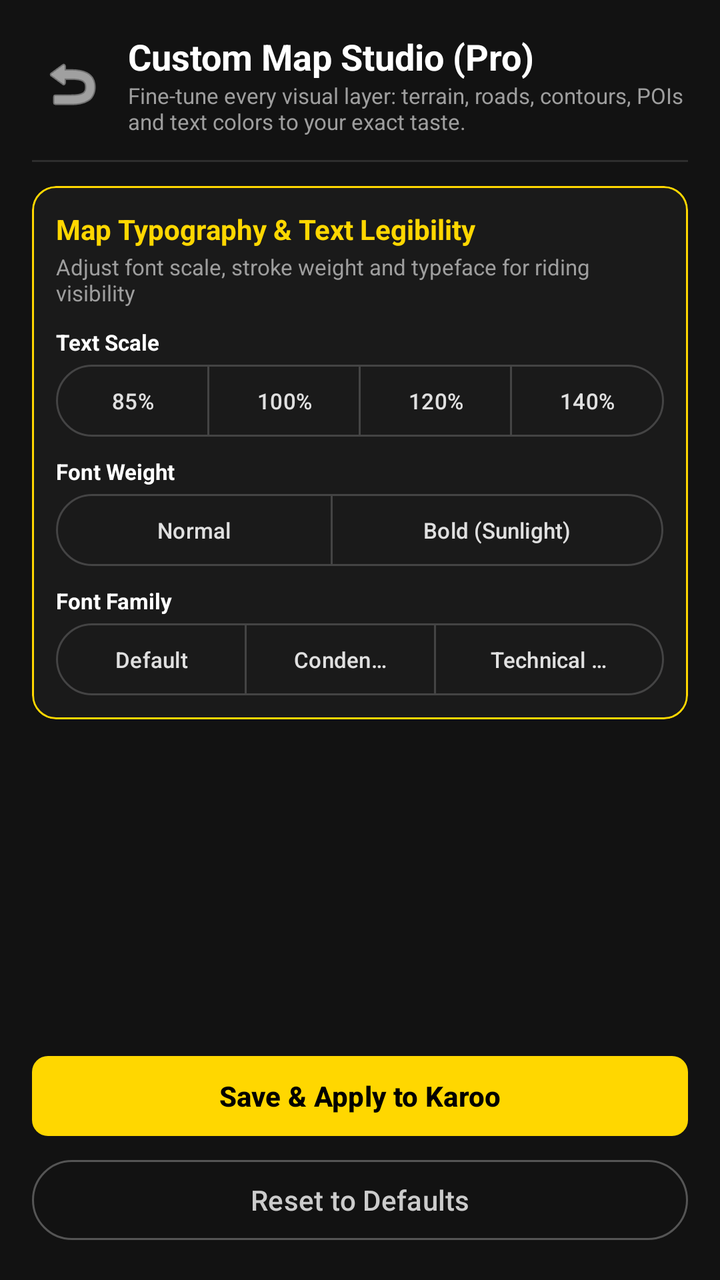
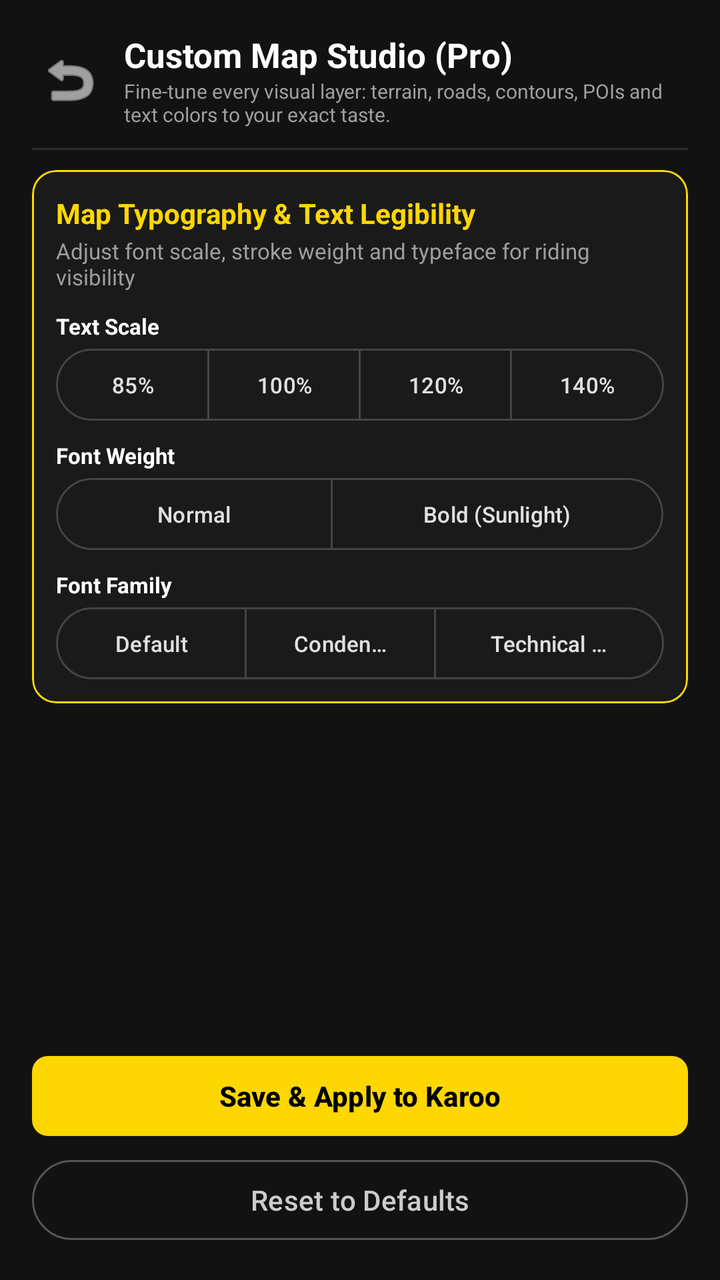

Before-and-after screenshots of an Android layout around one commit, followed by the original layout XML and the change that was made.
<!-- AndroidManifest.xml: application theme Theme.KarooTopoMaps -->
<!-- res/layout/activity_custom_editor.xml -->
<?xml version="1.0" encoding="utf-8"?>
<LinearLayout xmlns:android="http://schemas.android.com/apk/res/android"
    xmlns:app="http://schemas.android.com/apk/res-auto"
    android:layout_width="match_parent"
    android:layout_height="match_parent"
    android:orientation="vertical"
    android:background="#121212"
    android:padding="16dp">

    
    <LinearLayout
        android:layout_width="match_parent"
        android:layout_height="wrap_content"
        android:orientation="horizontal"
        android:gravity="center_vertical"
        android:layout_marginBottom="12dp">

        <ImageButton
            android:id="@+id/btnBack"
            android:layout_width="40dp"
            android:layout_height="40dp"
            android:background="?attr/selectableItemBackgroundBorderless"
            android:src="@android:drawable/ic_menu_revert"
            android:tint="#FFFFFF"
            android:contentDescription="Back" />

        <LinearLayout
            android:layout_width="0dp"
            android:layout_height="wrap_content"
            android:layout_weight="1"
            android:layout_marginStart="8dp"
            android:orientation="vertical">

            <TextView
                android:layout_width="match_parent"
                android:layout_height="wrap_content"
                android:text="@string/custom_theme_title"
                android:textColor="#FFFFFF"
                android:textSize="18sp"
                android:textStyle="bold" />

            <TextView
                android:layout_width="match_parent"
                android:layout_height="wrap_content"
                android:text="@string/custom_theme_desc"
                android:textColor="#9E9E9E"
                android:textSize="11sp" />

        </LinearLayout>

    </LinearLayout>

    <View
        android:layout_width="match_parent"
        android:layout_height="1dp"
        android:layout_marginBottom="12dp"
        android:background="#2E2E2E" />

    
    <androidx.core.widget.NestedScrollView
        android:layout_width="match_parent"
        android:layout_height="0dp"
        android:layout_weight="1"
        android:fillViewport="true">

        <LinearLayout
            android:layout_width="match_parent"
            android:layout_height="wrap_content"
            android:orientation="vertical">

            
            <com.google.android.material.card.MaterialCardView
                android:id="@+id/cardTypography"
                android:layout_width="match_parent"
                android:layout_height="wrap_content"
                android:layout_marginBottom="14dp"
                app:cardBackgroundColor="#1A1A1A"
                app:cardCornerRadius="12dp"
                app:strokeColor="#FFD700"
                app:strokeWidth="1dp"
                app:cardElevation="0dp">

                <LinearLayout
                    android:layout_width="match_parent"
                    android:layout_height="wrap_content"
                    android:orientation="vertical"
                    android:padding="12dp">

                    <TextView
                        android:layout_width="match_parent"
                        android:layout_height="wrap_content"
                        android:text="@string/typography_card_title"
                        android:textColor="#FFD700"
                        android:textSize="14sp"
                        android:textStyle="bold" />

                    <TextView
                        android:layout_width="match_parent"
                        android:layout_height="wrap_content"
                        android:layout_marginTop="2dp"
                        android:layout_marginBottom="10dp"
                        android:text="@string/typography_card_desc"
                        android:textColor="#9E9E9E"
                        android:textSize="11sp" />

                    
                    <TextView
                        android:layout_width="match_parent"
                        android:layout_height="wrap_content"
                        android:text="@string/label_font_size"
                        android:textColor="#FFFFFF"
                        android:textSize="11sp"
                        android:textStyle="bold"
                        android:layout_marginBottom="4dp" />

                    <com.google.android.material.button.MaterialButtonToggleGroup
                        android:id="@+id/toggleFontSize"
                        android:layout_width="match_parent"
                        android:layout_height="wrap_content"
                        android:layout_marginBottom="10dp"
                        app:singleSelection="true"
                        app:selectionRequired="true">

                        <com.google.android.material.button.MaterialButton
                            android:id="@+id/btnSizeCompact"
                            style="@style/Widget.Material3.Button.OutlinedButton"
                            android:layout_width="0dp"
                            android:layout_height="36dp"
                            android:layout_weight="1"
                            android:paddingLeft="2dp"
                            android:paddingRight="2dp"
                            android:insetTop="0dp"
                            android:insetBottom="0dp"
                            android:text="85%"
                            android:textSize="11sp"
                            android:textColor="#E0E0E0"
                            app:strokeColor="#444444" />

                        <com.google.android.material.button.MaterialButton
                            android:id="@+id/btnSizeNormal"
                            style="@style/Widget.Material3.Button.OutlinedButton"
                            android:layout_width="0dp"
                            android:layout_height="36dp"
                            android:layout_weight="1"
                            android:paddingLeft="2dp"
                            android:paddingRight="2dp"
                            android:insetTop="0dp"
                            android:insetBottom="0dp"
                            android:text="100%"
                            android:textSize="11sp"
                            android:textColor="#E0E0E0"
                            app:strokeColor="#444444" />

                        <com.google.android.material.button.MaterialButton
                            android:id="@+id/btnSizeLarge"
                            style="@style/Widget.Material3.Button.OutlinedButton"
                            android:layout_width="0dp"
                            android:layout_height="36dp"
                            android:layout_weight="1"
                            android:paddingLeft="2dp"
                            android:paddingRight="2dp"
                            android:insetTop="0dp"
                            android:insetBottom="0dp"
                            android:text="120%"
                            android:textSize="11sp"
                            android:textColor="#E0E0E0"
                            app:strokeColor="#444444" />

                        <com.google.android.material.button.MaterialButton
                            android:id="@+id/btnSizeHuge"
                            style="@style/Widget.Material3.Button.OutlinedButton"
                            android:layout_width="0dp"
                            android:layout_height="36dp"
                            android:layout_weight="1"
                            android:paddingLeft="2dp"
                            android:paddingRight="2dp"
                            android:insetTop="0dp"
                            android:insetBottom="0dp"
                            android:text="140%"
                            android:textSize="11sp"
                            android:textColor="#E0E0E0"
                            app:strokeColor="#444444" />

                    </com.google.android.material.button.MaterialButtonToggleGroup>

                    
                    <TextView
                        android:layout_width="match_parent"
                        android:layout_height="wrap_content"
                        android:text="@string/label_font_weight"
                        android:textColor="#FFFFFF"
                        android:textSize="11sp"
                        android:textStyle="bold"
                        android:layout_marginBottom="4dp" />

                    <com.google.android.material.button.MaterialButtonToggleGroup
                        android:id="@+id/toggleFontWeight"
                        android:layout_width="match_parent"
                        android:layout_height="wrap_content"
                        android:layout_marginBottom="10dp"
                        app:singleSelection="true"
                        app:selectionRequired="true">

                        <com.google.android.material.button.MaterialButton
                            android:id="@+id/btnWeightNormal"
                            style="@style/Widget.Material3.Button.OutlinedButton"
                            android:layout_width="0dp"
                            android:layout_height="36dp"
                            android:layout_weight="1"
                            android:insetTop="0dp"
                            android:insetBottom="0dp"
                            android:text="@string/font_weight_normal"
                            android:textSize="11sp"
                            android:textColor="#E0E0E0"
                            app:strokeColor="#444444" />

                        <com.google.android.material.button.MaterialButton
                            android:id="@+id/btnWeightBold"
                            style="@style/Widget.Material3.Button.OutlinedButton"
                            android:layout_width="0dp"
                            android:layout_height="36dp"
                            android:layout_weight="1.2"
                            android:insetTop="0dp"
                            android:insetBottom="0dp"
                            android:text="@string/font_weight_bold"
                            android:textSize="11sp"
                            android:textColor="#E0E0E0"
                            app:strokeColor="#444444" />

                    </com.google.android.material.button.MaterialButtonToggleGroup>

                    
                    <TextView
                        android:layout_width="match_parent"
                        android:layout_height="wrap_content"
                        android:text="@string/label_font_family"
                        android:textColor="#FFFFFF"
                        android:textSize="11sp"
                        android:textStyle="bold"
                        android:layout_marginBottom="4dp" />

                    <com.google.android.material.button.MaterialButtonToggleGroup
                        android:id="@+id/toggleFontFamily"
                        android:layout_width="match_parent"
                        android:layout_height="wrap_content"
                        app:singleSelection="true"
                        app:selectionRequired="true">

                        <com.google.android.material.button.MaterialButton
                            android:id="@+id/btnFamilyDefault"
                            style="@style/Widget.Material3.Button.OutlinedButton"
                            android:layout_width="0dp"
                            android:layout_height="36dp"
                            android:layout_weight="1"
                            android:insetTop="0dp"
                            android:insetBottom="0dp"
                            android:text="@string/font_family_default"
                            android:textSize="11sp"
                            android:textColor="#E0E0E0"
                            app:strokeColor="#444444" />

                        <com.google.android.material.button.MaterialButton
                            android:id="@+id/btnFamilyCondensed"
                            style="@style/Widget.Material3.Button.OutlinedButton"
                            android:layout_width="0dp"
                            android:layout_height="36dp"
                            android:layout_weight="1"
                            android:insetTop="0dp"
                            android:insetBottom="0dp"
                            android:text="@string/font_family_condensed"
                            android:textSize="11sp"
                            android:textColor="#E0E0E0"
                            app:strokeColor="#444444" />

                        <com.google.android.material.button.MaterialButton
                            android:id="@+id/btnFamilyMono"
                            style="@style/Widget.Material3.Button.OutlinedButton"
                            android:layout_width="0dp"
                            android:layout_height="36dp"
                            android:layout_weight="1.2"
                            android:insetTop="0dp"
                            android:insetBottom="0dp"
                            android:text="@string/font_family_mono"
                            android:textSize="11sp"
                            android:textColor="#E0E0E0"
                            app:strokeColor="#444444" />

                    </com.google.android.material.button.MaterialButtonToggleGroup>

                </LinearLayout>

            </com.google.android.material.card.MaterialCardView>

            <LinearLayout
                android:id="@+id/customElementsContainer"
                android:layout_width="match_parent"
                android:layout_height="wrap_content"
                android:orientation="vertical" />

        </LinearLayout>

    </androidx.core.widget.NestedScrollView>

    
    <LinearLayout
        android:layout_width="match_parent"
        android:layout_height="wrap_content"
        android:orientation="vertical"
        android:layout_marginTop="8dp">

        <com.google.android.material.button.MaterialButton
            android:id="@+id/btnSaveAndApply"
            android:layout_width="match_parent"
            android:layout_height="wrap_content"
            android:text="@string/btn_save_apply"
            android:textColor="#000000"
            android:textStyle="bold"
            app:backgroundTint="#FFD700"
            app:cornerRadius="8dp" />

        <com.google.android.material.button.MaterialButton
            android:id="@+id/btnResetDefaults"
            style="@style/Widget.Material3.Button.OutlinedButton"
            android:layout_width="match_parent"
            android:layout_height="wrap_content"
            android:layout_marginTop="4dp"
            android:text="@string/btn_reset_defaults"
            android:textColor="#CCCCCC"
            app:strokeColor="#555555" />

    </LinearLayout>

</LinearLayout>
<!-- resources referenced by this layout -->
<resources>
  <string name="btn_reset_defaults">Reset to Defaults</string>
  <string name="btn_save_apply">Save &amp; Apply to Karoo</string>
  <string name="custom_theme_desc">Fine-tune every visual layer: terrain, roads, contours, POIs and text colors to your exact taste.</string>
  <string name="custom_theme_title">Custom Map Studio (Pro)</string>
  <string name="font_family_condensed">Condensed</string>
  <string name="font_family_default">Default</string>
  <string name="font_family_mono">Technical Mono</string>
  <string name="font_weight_bold">Bold (Sunlight)</string>
  <string name="font_weight_normal">Normal</string>
  <string name="label_font_family">Font Family</string>
  <string name="label_font_size">Text Scale</string>
  <string name="label_font_weight">Font Weight</string>
  <string name="typography_card_desc">Adjust font scale, stroke weight and typeface for riding visibility</string>
  <string name="typography_card_title">Map Typography &amp; Text Legibility</string>
  <style name="Theme.KarooTopoMaps" parent="Theme.Material3.Dark.NoActionBar">
          <item name="colorPrimary">#FFD700</item>
          <item name="colorOnPrimary">#000000</item>
          <item name="android:windowBackground">#121212</item>
          <item name="android:statusBarColor">#121212</item>
          <item name="android:navigationBarColor">#121212</item>
      </style>
</resources>

<!-- the commit's change to res/layout/activity_custom_editor.xml (unified diff, before → after) -->
@@ -8,55 +8,6 @@
     android:padding="16dp">
 
     
-    <LinearLayout
-        android:layout_width="match_parent"
-        android:layout_height="wrap_content"
-        android:orientation="horizontal"
-        android:gravity="center_vertical"
-        android:layout_marginBottom="12dp">
-
-        <ImageButton
-            android:id="@+id/btnBack"
-            android:layout_width="40dp"
-            android:layout_height="40dp"
-            android:background="?attr/selectableItemBackgroundBorderless"
-            android:src="@android:drawable/ic_menu_revert"
-            android:tint="#FFFFFF"
-            android:contentDescription="Back" />
-
-        <LinearLayout
-            android:layout_width="0dp"
-            android:layout_height="wrap_content"
-            android:layout_weight="1"
-            android:layout_marginStart="8dp"
-            android:orientation="vertical">
-
-            <TextView
-                android:layout_width="match_parent"
-                android:layout_height="wrap_content"
-                android:text="@string/custom_theme_title"
-                android:textColor="#FFFFFF"
-                android:textSize="18sp"
-                android:textStyle="bold" />
-
-            <TextView
-                android:layout_width="match_parent"
-                android:layout_height="wrap_content"
-                android:text="@string/custom_theme_desc"
-                android:textColor="#9E9E9E"
-                android:textSize="11sp" />
-
-        </LinearLayout>
-
-    </LinearLayout>
-
-    <View
-        android:layout_width="match_parent"
-        android:layout_height="1dp"
-        android:layout_marginBottom="12dp"
-        android:background="#2E2E2E" />
-
-    
     <androidx.core.widget.NestedScrollView
         android:layout_width="match_parent"
         android:layout_height="0dp"
@@ -67,6 +18,55 @@
             android:layout_width="match_parent"
             android:layout_height="wrap_content"
             android:orientation="vertical">
+
+            
+            <LinearLayout
+                android:layout_width="match_parent"
+                android:layout_height="wrap_content"
+                android:orientation="horizontal"
+                android:gravity="center_vertical"
+                android:layout_marginBottom="10dp">
+
+                <ImageButton
+                    android:id="@+id/btnBack"
+                    android:layout_width="38dp"
+                    android:layout_height="38dp"
+                    android:background="?attr/selectableItemBackgroundBorderless"
+                    android:src="@android:drawable/ic_menu_revert"
+                    android:tint="#FFFFFF"
+                    android:contentDescription="Back" />
+
+                <LinearLayout
+                    android:layout_width="0dp"
+                    android:layout_height="wrap_content"
+                    android:layout_weight="1"
+                    android:layout_marginStart="8dp"
+                    android:orientation="vertical">
+
+                    <TextView
+                        android:layout_width="match_parent"
+                        android:layout_height="wrap_content"
+                        android:text="@string/custom_theme_title"
+                        android:textColor="#FFFFFF"
+                        android:textSize="17sp"
+                        android:textStyle="bold" />
+
+                    <TextView
+                        android:layout_width="match_parent"
+                        android:layout_height="wrap_content"
+                        android:text="@string/custom_theme_desc"
+                        android:textColor="#9E9E9E"
+                        android:textSize="10sp" />
+
+                </LinearLayout>
+
+            </LinearLayout>
+
+            <View
+                android:layout_width="match_parent"
+                android:layout_height="1dp"
+                android:layout_marginBottom="10dp"
+                android:background="#2E2E2E" />
 
             
             <com.google.android.material.card.MaterialCardView
